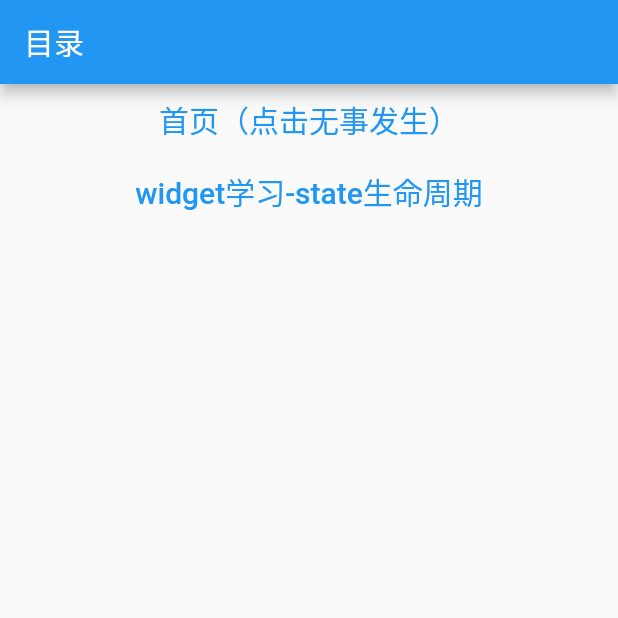
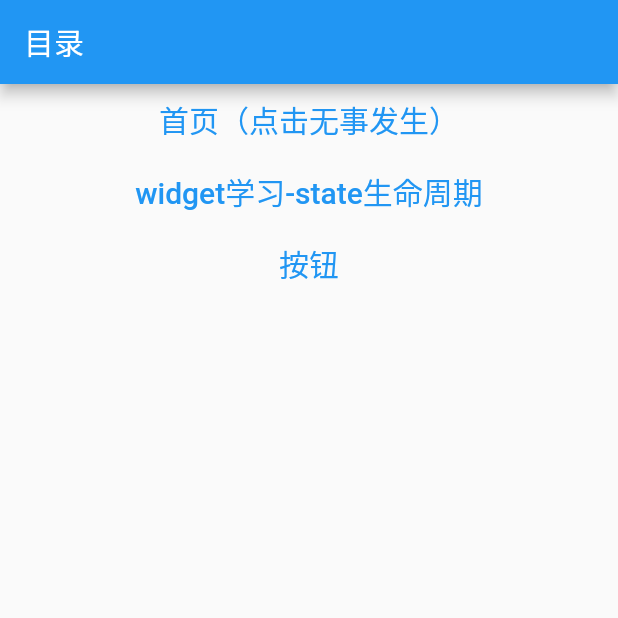
Before and after one commit to kyyiu/flutter_learn, a Flutter app: the screen it shows after launch, on a phone screen of 412 x 824 dp, the top half of it. Run offline on Flutter 3.47's test engine with Material 2 defaults, Android fonts, the phone set to English and light mode, and no system bars; missing offline and left inert: dart:js.

Commit message:
feat: button学习

```diff
--- a/lib/routes.dart
+++ b/lib/routes.dart
@@ -1,24 +1,31 @@
+
+import 'dart:js';
 
 import 'package:flutter/cupertino.dart';
 import 'package:flutter/material.dart';
 import 'package:flutter_application_1/main.dart';
 import 'package:flutter_application_1/pages/widgetProduce/learnWidget.dart';
 
+import 'pages/widgetProduce/learnButton.dart';
+
 
 class MyRoute {
   static Map<String, Function> routes = {
     '/': (context, {arguments}) => MyHomePage(title: 'aa'),
     '/lifeCircle': (context, {arguments}) => LearnWidgetful(initValue: arguments["initVal"],),
+    '/button': (context, {arguments}) => LearnButton(),
   };
 
   static List<String> routeName = [
     '/',
-    '/lifeCircle'
+    '/lifeCircle',
+    '/button'
   ];
 
   static List<String> chineseRouteName = [
     '首页（点击无事发生）',
-    'widget学习-state生命周期'
+    'widget学习-state生命周期',
+    '按钮'
   ];
 }
 
```
Also changed, not shown: lib/pages/widgetProduce/learnButton.dart (added, +37 -0 lines).
